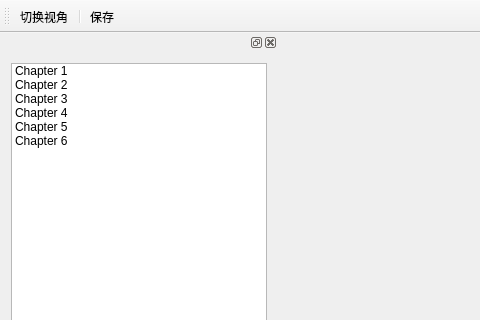
Old version of the form DirectXWithQt/mainwindow.ui in the repository lvke-neu/DXWithQT; both pictures show x 0 to 480 and y 0 to 320 of the 1024 by 768 pixel window.
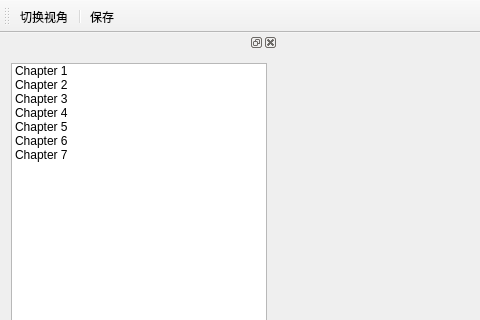
New version of the form.

Patch:
```diff
--- a/DirectXWithQt/mainwindow.ui
+++ b/DirectXWithQt/mainwindow.ui
@@ -66,6 +66,11 @@
          <string>Chapter 6</string>
         </property>
        </item>
+       <item>
+        <property name="text">
+         <string>Chapter 7</string>
+        </property>
+       </item>
       </widget>
      </item>
     </layout>
```
